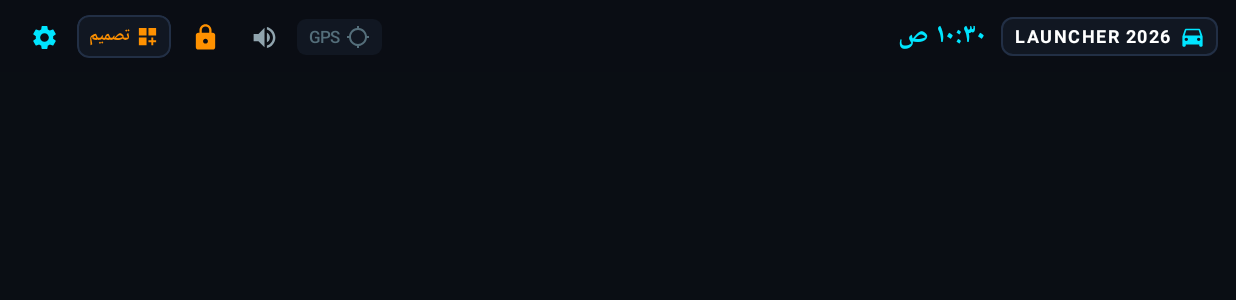
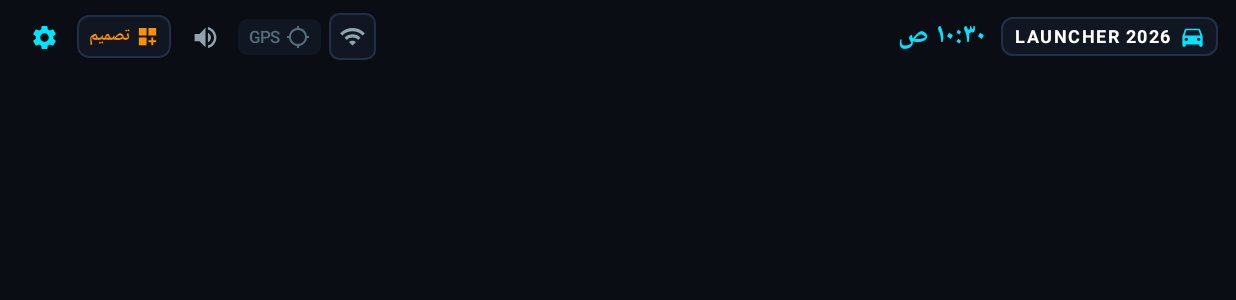
Before and after one commit to abo-sultann/Launcher.2026, an Android app built with Jetpack Compose: the composable TopCarStatusBar shown on its own in the app's theme, on a phone screen of 824 x 412 dp (held sideways). Shown: the top 300 px of the screen. Run offline under Robolectric (Android 15) with nearby library versions, the light colour scheme and no system bars; network calls fail; 1 statement that could not run was skipped.

Commit message:
Simplify top bar and add Wi-Fi status

```diff
--- a/app/src/main/java/com/example/ui/components/TopCarStatusBar.kt
+++ b/app/src/main/java/com/example/ui/components/TopCarStatusBar.kt
@@ -1,8 +1,11 @@
 package com.example.ui.components
 
+import android.content.Context
+import android.net.ConnectivityManager
+import android.net.wifi.WifiManager
 import androidx.compose.foundation.background
 import androidx.compose.foundation.border
-import androidx.compose.foundation.clickable
+import androidx.compose.foundation.gestures.detectTapGestures
 import androidx.compose.foundation.layout.*
 import androidx.compose.foundation.shape.RoundedCornerShape
 import androidx.compose.material.icons.Icons
@@ -12,8 +15,12 @@
 import androidx.compose.ui.Alignment
 import androidx.compose.ui.Modifier
 import androidx.compose.ui.draw.clip
+import androidx.compose.ui.graphics.Color
+import androidx.compose.ui.input.pointer.pointerInput
+import androidx.compose.ui.platform.LocalContext
 import androidx.compose.ui.platform.testTag
 import androidx.compose.ui.text.font.FontWeight
+import androidx.compose.ui.text.style.TextOverflow
 import androidx.compose.ui.unit.dp
 import androidx.compose.ui.unit.sp
 import com.example.model.GpsTelemetry
@@ -22,6 +29,8 @@
 import kotlinx.coroutines.delay
 import java.text.SimpleDateFormat
 import java.util.*
+
+private enum class WifiVisualState { CONNECTED, ENABLED, OFF }
 
 @Composable
 fun TopCarStatusBar(
@@ -38,8 +47,10 @@
     onActivateChildLock: () -> Unit = {},
     modifier: Modifier = Modifier
 ) {
+    val context = LocalContext.current
     var currentTimeStr by remember { mutableStateOf("") }
     var showVolumePopup by remember { mutableStateOf(false) }
+    var wifiState by remember { mutableStateOf(readWifiState(context)) }
 
     LaunchedEffect(is24Hour) {
         val pattern = if (is24Hour) "HH:mm" else "hh:mm a"
@@ -47,6 +58,13 @@
         while (true) {
             currentTimeStr = sdf.format(Date())
             delay(1000L)
+        }
+    }
+
+    LaunchedEffect(Unit) {
+        while (true) {
+            wifiState = readWifiState(context)
+            delay(2500L)
         }
     }
 
@@ -60,61 +78,81 @@
         horizontalArrangement = Arrangement.SpaceBetween
     ) {
         Row(verticalAlignment = Alignment.CenterVertically, horizontalArrangement = Arrangement.spacedBy(10.dp)) {
-            Surface(color = CarbonSurface, shape = RoundedCornerShape(8.dp), border = androidx.compose.foundation.BorderStroke(1.dp, CarbonCardBorder)) {
+            Surface(
+                color = CarbonSurface,
+                shape = RoundedCornerShape(8.dp),
+                border = androidx.compose.foundation.BorderStroke(1.dp, CarbonCardBorder),
+                modifier = Modifier.pointerInput(Unit) {
+                    detectTapGestures(onLongPress = { onActivateChildLock() })
+                }
+            ) {
                 Row(
                     modifier = Modifier.padding(horizontal = 8.dp, vertical = 4.dp),
                     verticalAlignment = Alignment.CenterVertically,
                     horizontalArrangement = Arrangement.spacedBy(6.dp)
                 ) {
-                    Icon(Icons.Default.DirectionsCar, "مشغل السيارة", tint = CyanNeon, modifier = Modifier.size(18.dp))
+                    Icon(Icons.Default.DirectionsCar, "Launcher", tint = CyanNeon, modifier = Modifier.size(18.dp))
                     Text("LAUNCHER 2026", style = MaterialTheme.typography.labelLarge.copy(fontWeight = FontWeight.Bold, letterSpacing = 1.sp, fontSize = 12.sp), color = TextPrimary)
                 }
             }
             Text(currentTimeStr, style = MaterialTheme.typography.titleMedium.copy(fontWeight = FontWeight.Bold, fontSize = 18.sp), color = CyanNeon)
         }
 
-        Row(verticalAlignment = Alignment.CenterVertically, horizontalArrangement = Arrangement.spacedBy(8.dp)) {
+        Row(
+            verticalAlignment = Alignment.CenterVertically,
+            horizontalArrangement = Arrangement.spacedBy(8.dp),
+            modifier = Modifier.weight(1f).padding(horizontal = 8.dp)
+        ) {
             if (isSafeModeActive) {
                 Surface(
                     color = HighContrastRed.copy(alpha = 0.2f),
                     shape = RoundedCornerShape(20.dp),
                     border = androidx.compose.foundation.BorderStroke(1.dp, HighContrastRed),
-                    modifier = Modifier.clickable { onOpenDiagnostics() }
+                    modifier = Modifier.clip(RoundedCornerShape(20.dp)).testTag("safe_mode_status")
                 ) {
-                    Row(Modifier.padding(horizontal = 10.dp, vertical = 4.dp), verticalAlignment = Alignment.CenterVertically, horizontalArrangement = Arrangement.spacedBy(4.dp)) {
-                        Icon(Icons.Default.Warning, "الوضع الآمن", tint = HighContrastRed, modifier = Modifier.size(16.dp))
+                    Row(Modifier.padding(horizontal = 8.dp, vertical = 4.dp), verticalAlignment = Alignment.CenterVertically, horizontalArrangement = Arrangement.spacedBy(4.dp)) {
+                        Icon(Icons.Default.Warning, "الوضع الآمن", tint = HighContrastRed, modifier = Modifier.size(15.dp))
                         Text("الوضع الآمن", style = MaterialTheme.typography.labelSmall, color = HighContrastRed)
                     }
                 }
             }
 
-            if (musicPlaybackState.currentTrack != null) {
+            if (musicPlaybackState.isPlaying && musicPlaybackState.currentTrack != null) {
                 Surface(
                     color = CarbonSurface,
                     shape = RoundedCornerShape(20.dp),
-                    border = androidx.compose.foundation.BorderStroke(1.dp, if (musicPlaybackState.isPlaying) CyanNeon.copy(alpha = 0.5f) else CarbonCardBorder)
+                    border = androidx.compose.foundation.BorderStroke(1.dp, CyanNeon.copy(alpha = 0.45f)),
+                    modifier = Modifier.widthIn(max = 245.dp)
                 ) {
-                    Row(Modifier.padding(horizontal = 10.dp, vertical = 4.dp), verticalAlignment = Alignment.CenterVertically, horizontalArrangement = Arrangement.spacedBy(6.dp)) {
-                        Icon(if (musicPlaybackState.isPlaying) Icons.Default.GraphicEq else Icons.Default.MusicNote, "الموسيقى", tint = if (musicPlaybackState.isPlaying) CyanNeon else TextSecondary, modifier = Modifier.size(16.dp))
-                        Text(musicPlaybackState.currentTrack.title, style = MaterialTheme.typography.labelSmall, color = TextPrimary, maxLines = 1)
+                    Row(Modifier.padding(horizontal = 9.dp, vertical = 4.dp), verticalAlignment = Alignment.CenterVertically, horizontalArrangement = Arrangement.spacedBy(5.dp)) {
+                        Icon(Icons.Default.GraphicEq, "الموسيقى", tint = CyanNeon, modifier = Modifier.size(15.dp))
+                        Text(
+                            cleanTrackTitle(musicPlaybackState.currentTrack.title),
+                            style = MaterialTheme.typography.labelSmall,
+                            color = TextPrimary,
+                            maxLines = 1,
+                            overflow = TextOverflow.Ellipsis
+                        )
                     }
                 }
             }
         }
 
         Row(verticalAlignment = Alignment.CenterVertically, horizontalArrangement = Arrangement.spacedBy(5.dp)) {
+            WifiStatusIcon(wifiState)
+
             Row(
                 verticalAlignment = Alignment.CenterVertically,
                 horizontalArrangement = Arrangement.spacedBy(4.dp),
-                modifier = Modifier.clip(RoundedCornerShape(6.dp)).background(CarbonSurface).padding(horizontal = 8.dp, vertical = 4.dp)
+                modifier = Modifier.clip(RoundedCornerShape(6.dp)).background(CarbonSurface).padding(horizontal = 7.dp, vertical = 4.dp)
             ) {
-                Icon(if (gpsTelemetry.hasGpsFix) Icons.Default.GpsFixed else Icons.Default.GpsNotFixed, "حالة GPS", tint = if (gpsTelemetry.hasGpsFix) EmeraldSafe else TextMuted, modifier = Modifier.size(16.dp))
+                Icon(if (gpsTelemetry.hasGpsFix) Icons.Default.GpsFixed else Icons.Default.GpsNotFixed, "GPS", tint = if (gpsTelemetry.hasGpsFix) EmeraldSafe else TextMuted, modifier = Modifier.size(16.dp))
                 Text(if (gpsTelemetry.hasGpsFix) "${gpsTelemetry.speedKmH.toInt()} كم/س" else "GPS", style = MaterialTheme.typography.labelSmall, color = if (gpsTelemetry.hasGpsFix) TextPrimary else TextMuted)
             }
 
             Box {
                 IconButton(onClick = { showVolumePopup = !showVolumePopup }, modifier = Modifier.size(34.dp).testTag("btn_volume_quick")) {
-                    Icon(Icons.Default.VolumeUp, "التحكم بالصوت", tint = TextSecondary, modifier = Modifier.size(19.dp))
+                    Icon(Icons.Default.VolumeUp, "الصوت", tint = TextSecondary, modifier = Modifier.size(19.dp))
                 }
                 DropdownMenu(
                     expanded = showVolumePopup,
@@ -123,24 +161,26 @@
                 ) {
                     Row(Modifier.padding(horizontal = 12.dp, vertical = 8.dp), verticalAlignment = Alignment.CenterVertically, horizontalArrangement = Arrangement.spacedBy(12.dp)) {
                         IconButton(onClick = { onVolumeAdjust(-1f) }) { Icon(Icons.Default.Remove, "خفض الصوت", tint = TextPrimary) }
-                        IconButton(onClick = onToggleMute) { Icon(Icons.Default.VolumeOff, "كتم الصوت", tint = AmberRacing) }
+                        IconButton(onClick = onToggleMute) { Icon(Icons.Default.VolumeOff, "كتم", tint = AmberRacing) }
                         IconButton(onClick = { onVolumeAdjust(1f) }) { Icon(Icons.Default.Add, "رفع الصوت", tint = TextPrimary) }
                     }
                 }
-            }
-
-            IconButton(onClick = onActivateChildLock, modifier = Modifier.size(34.dp).testTag("btn_child_lock")) {
-                Icon(Icons.Default.Lock, "قفل الأطفال", tint = AmberRacing, modifier = Modifier.size(19.dp))
             }
 
             Surface(
                 color = if (isDesignModeActive) AmberRacing else CarbonSurface,
                 shape = RoundedCornerShape(8.dp),
                 border = androidx.compose.foundation.BorderStroke(1.dp, if (isDesignModeActive) AmberRacing else CarbonCardBorder),
-                modifier = Modifier.clip(RoundedCornerShape(8.dp)).clickable { onToggleDesignMode() }.testTag("btn_design_mode")
+                modifier = Modifier.clip(RoundedCornerShape(8.dp)).testTag("btn_design_mode")
             ) {
-                Row(Modifier.padding(horizontal = 8.dp, vertical = 5.dp), verticalAlignment = Alignment.CenterVertically, horizontalArrangement = Arrangement.spacedBy(4.dp)) {
-                    Icon(Icons.Default.DashboardCustomize, "وضع التصميم", tint = if (isDesignModeActive) CarbonDark else AmberRacing, modifier = Modifier.size(15.dp))
+                Row(
+                    Modifier
+                        .pointerInput(Unit) { detectTapGestures(onTap = { onToggleDesignMode() }) }
+                        .padding(horizontal = 8.dp, vertical = 5.dp),
+                    verticalAlignment = Alignment.CenterVertically,
+                    horizontalArrangement = Arrangement.spacedBy(4.dp)
+                ) {
+                    Icon(Icons.Default.DashboardCustomize, "التصميم", tint = if (isDesignModeActive) CarbonDark else AmberRacing, modifier = Modifier.size(15.dp))
                     Text(if (isDesignModeActive) "إنهاء" else "تصميم", style = MaterialTheme.typography.labelSmall.copy(fontWeight = FontWeight.Bold), color = if (isDesignModeActive) CarbonDark else AmberRacing)
                 }
             }
@@ -151,3 +191,37 @@
         }
     }
 }
+
+@Composable
+private fun WifiStatusIcon(state: WifiVisualState) {
+    val tint = when (state) {
+        WifiVisualState.CONNECTED -> EmeraldSafe
+        WifiVisualState.ENABLED -> TextSecondary
+        WifiVisualState.OFF -> TextMuted
+    }
+    val icon = if (state == WifiVisualState.OFF) Icons.Default.WifiOff else Icons.Default.Wifi
+    Surface(color = CarbonSurface, shape = RoundedCornerShape(7.dp), border = androidx.compose.foundation.BorderStroke(1.dp, CarbonCardBorder)) {
+        Box(Modifier.size(31.dp), contentAlignment = Alignment.Center) {
+            Icon(icon, if (state == WifiVisualState.CONNECTED) "Wi-Fi متصل" else if (state == WifiVisualState.ENABLED) "Wi-Fi مفعّل" else "Wi-Fi متوقف", tint = tint, modifier = Modifier.size(18.dp))
+        }
+    }
+}
+
+@Suppress("DEPRECATION")
+private fun readWifiState(context: Context): WifiVisualState {
+    return try {
+        val wifi = context.applicationContext.getSystemService(Context.WIFI_SERVICE) as? WifiManager
+        if (wifi?.isWifiEnabled != true) return WifiVisualState.OFF
+        val cm = context.getSystemService(Context.CONNECTIVITY_SERVICE) as? ConnectivityManager
+        val info = cm?.activeNetworkInfo
+        if (info?.isConnected == true && info.type == ConnectivityManager.TYPE_WIFI) WifiVisualState.CONNECTED else WifiVisualState.ENABLED
+    } catch (_: Exception) { WifiVisualState.OFF }
+}
+
+private fun cleanTrackTitle(raw: String): String {
+    var value = raw.substringBeforeLast('.').trim()
+    value = value.replace(Regex("(?i)^tiktok[_-]?"), "")
+    value = value.replace(Regex("(?i)[_-]?audio[_-]?original$"), "")
+    value = value.replace('_', ' ').replace(Regex("\\s+"), " ").trim()
+    return value.ifBlank { "تشغيل صوت" }.take(55)
+}
```
